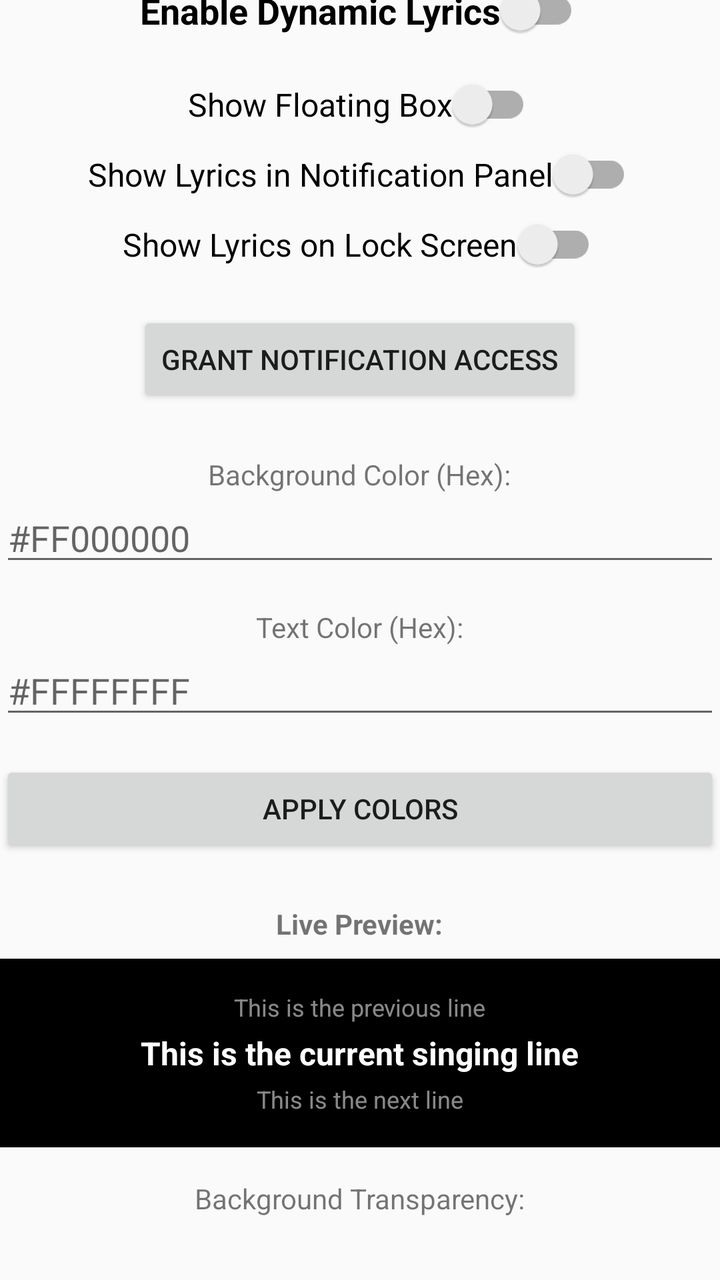
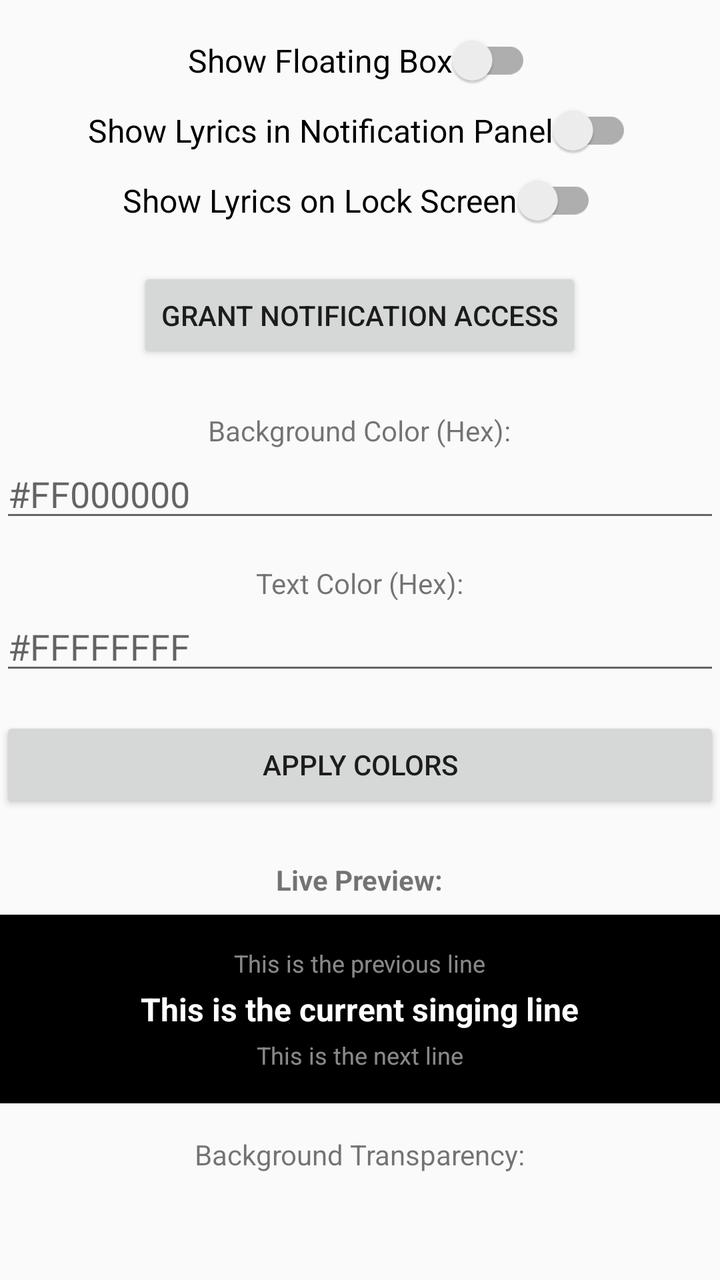

Screens rendered from an Android XML layout before and after an edit, with the pre-edit source and the edit as a unified diff.
<!-- AndroidManifest.xml: activity theme Theme.LyricFloat -->
<!-- res/layout/activity_main.xml -->
<?xml version="1.0" encoding="utf-8"?>
<LinearLayout xmlns:android="http://schemas.android.com/apk/res/android"
    android:layout_width="match_parent"
    android:layout_height="match_parent"
    android:gravity="center"
    android:orientation="vertical">

    <androidx.appcompat.widget.SwitchCompat
        android:id="@+id/switch_start_service"
        android:layout_width="wrap_content"
        android:layout_height="wrap_content"
        android:text="Enable Dynamic Lyrics"
        android:textSize="18sp"
        android:textStyle="bold"
        android:layout_gravity="center"
        android:layout_margin="16dp" />

    <androidx.appcompat.widget.SwitchCompat
        android:id="@+id/switch_floating_box"
        android:layout_width="wrap_content"
        android:layout_height="wrap_content"
        android:text="Show Floating Box"
        android:textSize="16sp"
        android:layout_gravity="center"
        android:layout_margin="4dp" />

    <androidx.appcompat.widget.SwitchCompat
        android:id="@+id/switch_notification"
        android:layout_width="wrap_content"
        android:layout_height="wrap_content"
        android:text="Show Lyrics in Notification Panel"
        android:textSize="16sp"
        android:layout_gravity="center"
        android:layout_margin="4dp" />

    <androidx.appcompat.widget.SwitchCompat
        android:id="@+id/switch_lock_screen"
        android:layout_width="wrap_content"
        android:layout_height="wrap_content"
        android:text="Show Lyrics on Lock Screen"
        android:textSize="16sp"
        android:layout_gravity="center"
        android:layout_margin="4dp" />

    <Button
        android:id="@+id/btn_notification_access"
        android:layout_width="wrap_content"
        android:layout_height="wrap_content"
        android:layout_marginTop="16dp"
        android:text="Grant Notification Access" />

    
    <TextView
        android:layout_width="wrap_content"
        android:layout_height="wrap_content"
        android:text="Background Color (Hex):"
        android:layout_marginTop="24dp"/>

    <EditText
        android:id="@+id/et_bg_color"
        android:layout_width="match_parent"
        android:layout_height="wrap_content"
        android:hint="#FF000000"
        android:inputType="textCapCharacters" />

    <TextView
        android:layout_width="wrap_content"
        android:layout_height="wrap_content"
        android:text="Text Color (Hex):"
        android:layout_marginTop="16dp"/>

    <EditText
        android:id="@+id/et_text_color"
        android:layout_width="match_parent"
        android:layout_height="wrap_content"
        android:hint="#FFFFFFFF"
        android:inputType="textCapCharacters" />

    <Button
        android:id="@+id/btn_save_colors"
        android:layout_width="match_parent"
        android:layout_height="wrap_content"
        android:text="Apply Colors"
        android:layout_marginTop="16dp"/>

    
    <TextView
        android:layout_width="wrap_content"
        android:layout_height="wrap_content"
        android:text="Live Preview:"
        android:layout_marginTop="24dp"
        android:textStyle="bold"/>

    <LinearLayout
        android:id="@+id/preview_container"
        android:layout_width="match_parent"
        android:layout_height="wrap_content"
        android:orientation="vertical"
        android:gravity="center"
        android:padding="16dp"
        android:layout_marginTop="8dp"
        android:layout_marginBottom="16dp"
        android:background="#FF000000">

        <TextView
            android:id="@+id/preview_prev"
            android:layout_width="wrap_content"
            android:layout_height="wrap_content"
            android:text="This is the previous line"
            android:textColor="#88FFFFFF"
            android:textSize="12sp"
            android:paddingBottom="4dp"/>

        <TextView
            android:id="@+id/preview_current"
            android:layout_width="wrap_content"
            android:layout_height="wrap_content"
            android:text="This is the current singing line"
            android:textColor="#FFFFFF"
            android:textSize="16sp"
            android:textStyle="bold"/>

        <TextView
            android:id="@+id/preview_next"
            android:layout_width="wrap_content"
            android:layout_height="wrap_content"
            android:text="This is the next line"
            android:textColor="#88FFFFFF"
            android:textSize="12sp"
            android:paddingTop="4dp"/>
    </LinearLayout>

    
    <TextView
        android:layout_width="wrap_content"
        android:layout_height="wrap_content"
        android:text="Background Transparency:" />

    <SeekBar
        android:id="@+id/seek_transparency"
        android:layout_width="match_parent"
        android:layout_height="wrap_content"
        android:layout_marginTop="8dp"
        android:layout_marginBottom="16dp"
        android:max="255"
        android:progress="255" />

    <TextView
        android:layout_width="wrap_content"
        android:layout_height="wrap_content"
        android:text="Preset Themes:"
        android:layout_marginTop="24dp"
        android:textStyle="bold"/>

    <LinearLayout
        android:layout_width="match_parent"
        android:layout_height="wrap_content"
        android:orientation="horizontal"
        android:layout_marginTop="8dp">

        <Button
            android:id="@+id/btn_theme_dark"
            android:layout_width="0dp"
            android:layout_height="wrap_content"
            android:layout_weight="1"
            android:text="Dark" />

        <Button
            android:id="@+id/btn_theme_light"
            android:layout_width="0dp"
            android:layout_height="wrap_content"
            android:layout_weight="1"
            android:text="Light" />

        <Button
            android:id="@+id/btn_theme_green"
            android:layout_width="0dp"
            android:layout_height="wrap_content"
            android:layout_weight="1"
            android:text="Green" />
    </LinearLayout>

</LinearLayout>
<!-- resources referenced by this layout -->
<resources>
  <style name="Theme.LyricFloat" parent="Theme.AppCompat.DayNight.NoActionBar" />
</resources>

<!-- the commit's change to res/layout/activity_main.xml (unified diff, before → after) -->
@@ -148,6 +148,22 @@
     <TextView
         android:layout_width="wrap_content"
         android:layout_height="wrap_content"
+        android:text="Default Visible Lines: "
+        android:layout_gravity="center"
+        android:layout_marginTop="12dp"/>
+
+    
+    <SeekBar
+        android:id="@+id/seek_default_lines"
+        android:layout_width="match_parent"
+        android:layout_height="wrap_content"
+        android:max="4"
+        android:progress="1"
+        android:layout_margin="16dp"/>
+
+    <TextView
+        android:layout_width="wrap_content"
+        android:layout_height="wrap_content"
         android:text="Preset Themes:"
         android:layout_marginTop="24dp"
         android:textStyle="bold"/>
